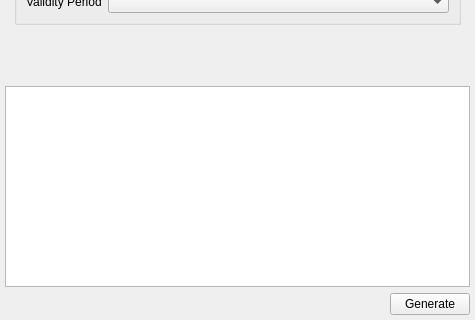
Before: the Qt Designer form ui/KeyGenDialog.ui in saturneric/GpgFrontend, drawn with Qt 5; both pictures show x 0 to 475 and y 315 to 635 of the 475 by 635 pixel window.
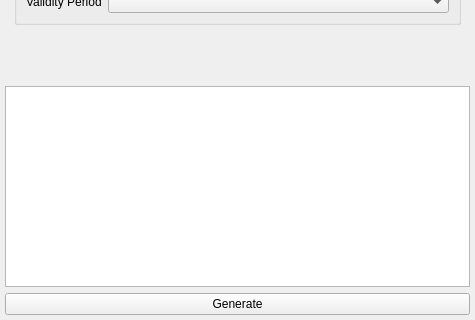
After: the same form once the commit is applied.

Commit message:
style(ui): refine key generation dialog layout
* Improves cross-platform sizing by removing hardcoded dialog and widget
  dimensions and applying macOS-specific font/sizing guards
* Updates combo box item insertion to preserve associated channel data
  while simplifying the display population
* Tweaks spacing, padding, and button layout to reduce visual clutter and
  better fit content

Patch:
```diff
--- a/ui/KeyGenDialog.ui
+++ b/ui/KeyGenDialog.ui
@@ -455,19 +455,6 @@
    </item>
    <item>
     <layout class="QHBoxLayout" name="horizontalLayout_5">
-     <item>
-      <spacer name="horizontalSpacer_2">
-       <property name="orientation">
-        <enum>Qt::Horizontal</enum>
-       </property>
-       <property name="sizeHint" stdset="0">
-        <size>
-         <width>40</width>
-         <height>20</height>
-        </size>
-       </property>
-      </spacer>
-     </item>
      <item>
       <widget class="QPushButton" name="generateButton">
        <property name="text">
```
The commit also changes 1 other file.
